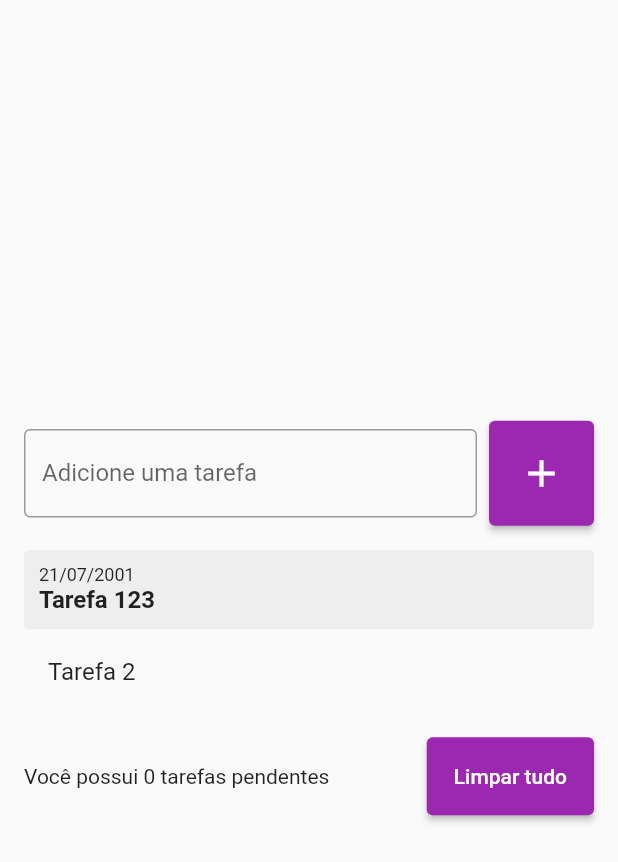
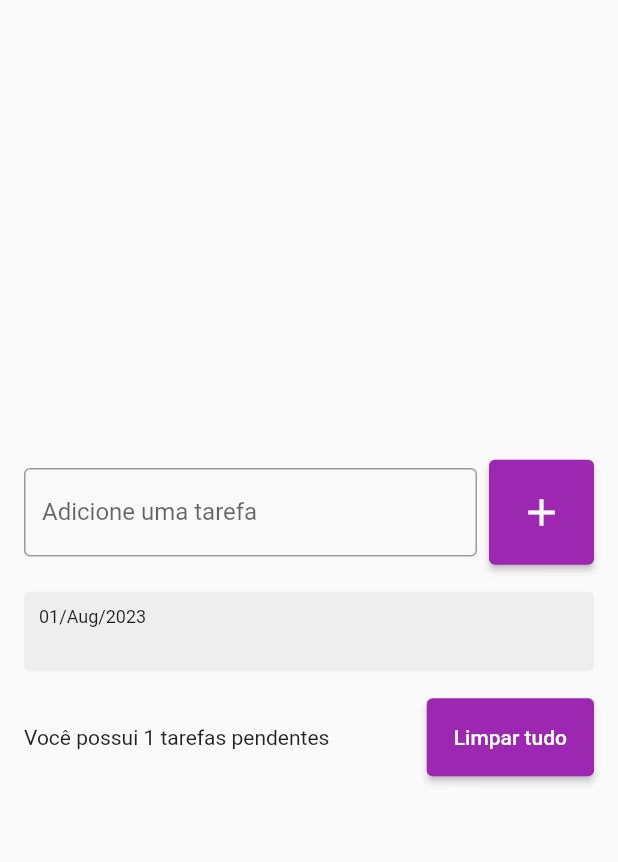
Before and after one commit to DaniloMAP/ToDoList, a Flutter app: the screen it shows after launch, after a tap on the "add" icon, on a phone screen of 412 x 824 dp. Shown: the top 862 px of the screen. Run offline on Flutter 3.47's test engine with Material 2 defaults, Android fonts, the phone set to English and light mode, and no system bars; drawn by our look-alikes of flutter_slidable.

```diff
--- a/lib/main.dart
+++ b/lib/main.dart
@@ -11,6 +11,7 @@ class MyApp extends StatelessWidget {
   @override
   Widget build(BuildContext context) {
     return MaterialApp(
+      debugShowCheckedModeBanner: false,
       home: TodoListPage(),
     );
   }
--- /dev/null
+++ b/lib/models/todo.dart
@@ -0,0 +1,6 @@
+class Todo {
+  Todo({required this.title, required this.dateTime});
+
+  String title;
+  DateTime dateTime;
+}
--- a/lib/pages/todo_list_page.dart
+++ b/lib/pages/todo_list_page.dart
@@ -1,4 +1,5 @@
 import 'package:flutter/material.dart';
+import 'package:todo_list/models/todo.dart';
 import 'package:todo_list/widgets/todo_list_item.dart';
 
 class TodoListPage extends StatefulWidget {
@@ -9,16 +10,17 @@ class TodoListPage extends StatefulWidget {
 }
 
 class _TodoListPageState extends State<TodoListPage> {
-  List<String> todos = [];
+  List<Todo> todos = [];
 
   final TextEditingController todoController = TextEditingController();
 
   @override
   Widget build(BuildContext context) {
-    return Scaffold(
+    return SafeArea(
+      child: Scaffold(
         body: Center(
           child: Padding(
-          padding: const EdgeInsets.symmetric(horizontal: 16),
+            padding: const EdgeInsets.all(16),
             child: Column(
               mainAxisSize: MainAxisSize.min,
               children: [
@@ -39,7 +41,11 @@ class _TodoListPageState extends State<TodoListPage> {
                       onPressed: () {
                         String text = todoController.text;
                         setState(() {
-                        todos.add(text);
+                          Todo newTodo = Todo(
+                            title: text,
+                            dateTime: DateTime.now(),
+                          );
+                          todos.add(newTodo);
                         });
                         todoController.clear();
                       },
@@ -59,9 +65,9 @@ class _TodoListPageState extends State<TodoListPage> {
                   child: ListView(
                     shrinkWrap: true,
                     children: [
-                    for (String todo in todos) TodoListItem(),
-                    ListTile(
-                      title: Text('Tarefa 2'),
+                      for (Todo todo in todos)
+                        TodoListItem(
+                          todo: todo,
                         ),
                     ],
                   ),
@@ -71,7 +77,7 @@ class _TodoListPageState extends State<TodoListPage> {
                   children: [
                     Expanded(
                       child: Text(
-                      'Você possui 0 tarefas pendentes',
+                        'Você possui ${todos.length} tarefas pendentes',
                       ),
                     ),
                     SizedBox(
@@ -91,6 +97,7 @@ class _TodoListPageState extends State<TodoListPage> {
             ),
           ),
         ),
+      ),
     );
   }
 }
--- a/lib/widgets/todo_list_item.dart
+++ b/lib/widgets/todo_list_item.dart
@@ -1,25 +1,32 @@
 import 'package:flutter/material.dart';
+import 'package:flutter_slidable/flutter_slidable.dart';
+import 'package:intl/intl.dart';
+import 'package:todo_list/models/todo.dart';
 
 class TodoListItem extends StatelessWidget {
-  const TodoListItem({super.key});
+  const TodoListItem({super.key, required this.todo});
+
+  final Todo todo;
 
   @override
   Widget build(BuildContext context) {
-    return Container(
+    return Slidable(
+      child: Container(
         decoration: BoxDecoration(
           borderRadius: BorderRadius.circular(4),
           color: Colors.grey[200],
         ),
+        margin: const EdgeInsets.symmetric(vertical: 2),
         padding: const EdgeInsets.all(10),
         child: Column(
           crossAxisAlignment: CrossAxisAlignment.start,
           children: [
             Text(
-            '21/07/2001',
+              DateFormat('dd/MMM/yyyy').format(todo.dateTime),
               style: TextStyle(fontSize: 12),
             ),
             Text(
-            'Tarefa 123',
+              todo.title,
               style: TextStyle(
                 fontSize: 16,
                 fontWeight: FontWeight.w600,
@@ -27,6 +34,17 @@ class TodoListItem extends StatelessWidget {
             ),
           ],
         ),
+      ),
+      actionExtentRatio: 0.25,
+      actionPane: const SlidableStrechActionPane(),
+      secondaryActions: [
+        IconSlideAction(
+          color: Colors.red,
+          icon: Icons.delete,
+          caption: 'Deletar',
+          onTap: () {},
+        )
+      ],
     );
   }
 }
--- a/pubspec.yaml
+++ b/pubspec.yaml
@@ -35,6 +35,8 @@ dependencies:
   # The following adds the Cupertino Icons font to your application.
   # Use with the CupertinoIcons class for iOS style icons.
   cupertino_icons: ^1.0.2
+  intl:
+  flutter_slidable: ^0.6.0
 
 dev_dependencies:
   flutter_test:
```
Also changed, not shown: pubspec.lock. Lines whose indentation alone changed are shown as unchanged.
